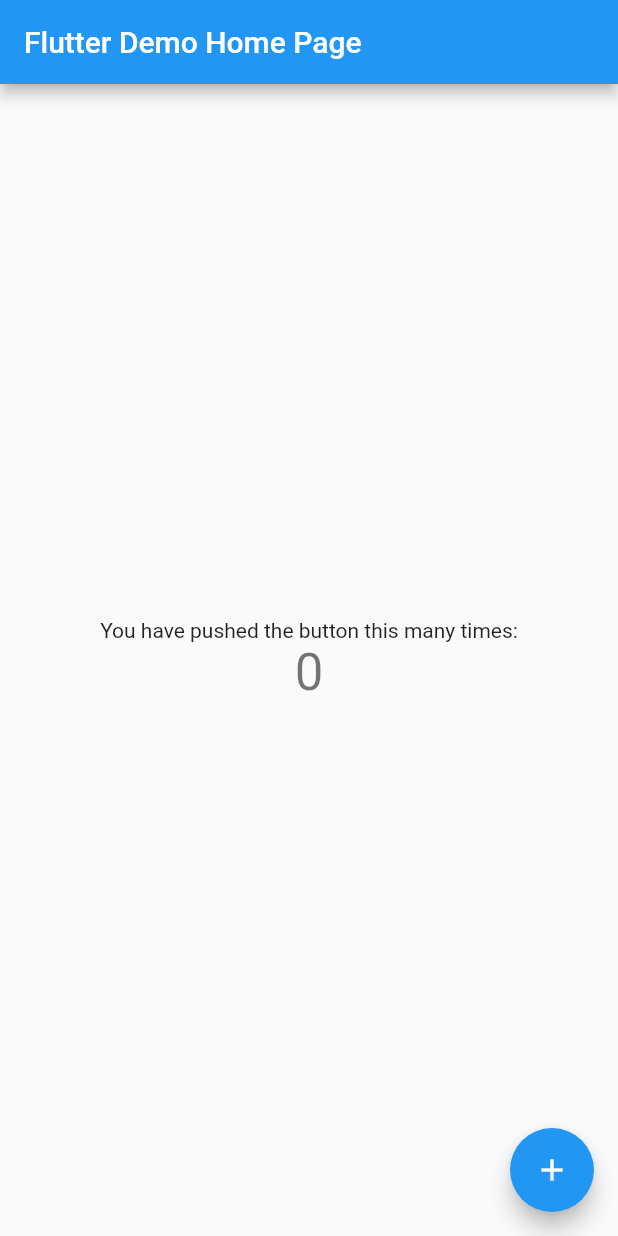
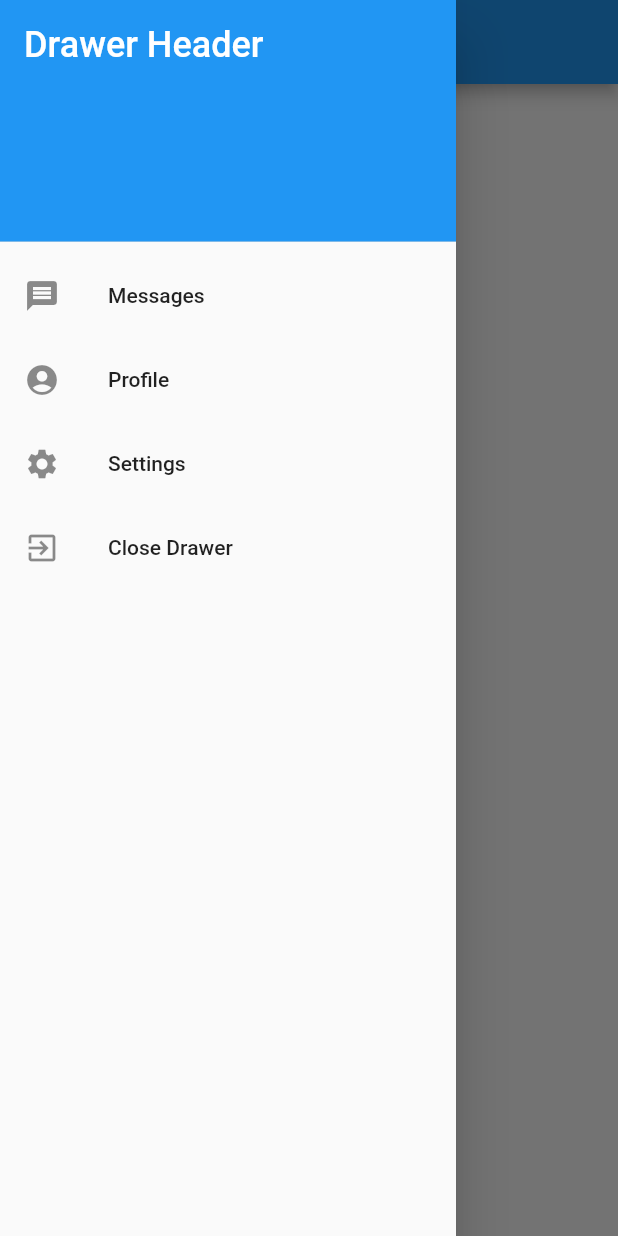
Before and after one commit to wurikiji/flutter-cookbook, a Flutter app: the screen it shows after launch, with the side drawer open (before the commit the screen has no drawer), on a phone screen of 412 x 824 dp. Run offline on Flutter 3.47's test engine with Material 2 defaults, Android fonts, the phone set to English and light mode, and no system bars.

Commit message:
feat(design): add drawer

```diff
--- a/design/drawer/lib/main.dart
+++ b/design/drawer/lib/main.dart
@@ -13,15 +13,6 @@ class MyApp extends StatelessWidget {
     return MaterialApp(
       title: 'Flutter Demo',
       theme: ThemeData(
-        // This is the theme of your application.
-        //
-        // Try running your application with "flutter run". You'll see the
-        // application has a blue toolbar. Then, without quitting the app, try
-        // changing the primarySwatch below to Colors.green and then invoke
-        // "hot reload" (press "r" in the console where you ran "flutter run",
-        // or simply save your changes to "hot reload" in a Flutter IDE).
-        // Notice that the counter didn't reset back to zero; the application
-        // is not restarted.
         primarySwatch: Colors.blue,
       ),
       home: const MyHomePage(title: 'Flutter Demo Home Page'),
@@ -31,15 +22,6 @@ class MyApp extends StatelessWidget {
 
 class MyHomePage extends StatefulWidget {
   const MyHomePage({super.key, required this.title});
-
-  // This widget is the home page of your application. It is stateful, meaning
-  // that it has a State object (defined below) that contains fields that affect
-  // how it looks.
-
-  // This class is the configuration for the state. It holds the values (in this
-  // case the title) provided by the parent (in this case the App widget) and
-  // used by the build method of the State. Fields in a Widget subclass are
-  // always marked "final".
 
   final String title;
 
@@ -52,64 +34,50 @@ class _MyHomePageState extends State<MyHomePage> {
 
   void _incrementCounter() {
     setState(() {
-      // This call to setState tells the Flutter framework that something has
-      // changed in this State, which causes it to rerun the build method below
-      // so that the display can reflect the updated values. If we changed
-      // _counter without calling setState(), then the build method would not be
-      // called again, and so nothing would appear to happen.
       _counter++;
     });
   }
 
   @override
   Widget build(BuildContext context) {
-    // This method is rerun every time setState is called, for instance as done
-    // by the _incrementCounter method above.
-    //
-    // The Flutter framework has been optimized to make rerunning build methods
-    // fast, so that you can just rebuild anything that needs updating rather
-    // than having to individually change instances of widgets.
     return Scaffold(
-      appBar: AppBar(
-        // Here we take the value from the MyHomePage object that was created by
-        // the App.build method, and use it to set our appbar title.
-        title: Text(widget.title),
-      ),
-      body: Center(
-        // Center is a layout widget. It takes a single child and positions it
-        // in the middle of the parent.
-        child: Column(
-          // Column is also a layout widget. It takes a list of children and
-          // arranges them vertically. By default, it sizes itself to fit its
-          // children horizontally, and tries to be as tall as its parent.
-          //
-          // Invoke "debug painting" (press "p" in the console, choose the
-          // "Toggle Debug Paint" action from the Flutter Inspector in Android
-          // Studio, or the "Toggle Debug Paint" command in Visual Studio Code)
-          // to see the wireframe for each widget.
-          //
-          // Column has various properties to control how it sizes itself and
-          // how it positions its children. Here we use mainAxisAlignment to
-          // center the children vertically; the main axis here is the vertical
-          // axis because Columns are vertical (the cross axis would be
-          // horizontal).
-          mainAxisAlignment: MainAxisAlignment.center,
+      appBar: AppBar(),
+      drawer: Drawer(
+        child: ListView(
+          padding: EdgeInsets.zero,
           children: <Widget>[
-            const Text(
-              'You have pushed the button this many times:',
+            const DrawerHeader(
+              decoration: BoxDecoration(
+                color: Colors.blue,
+              ),
+              child: Text(
+                'Drawer Header',
+                style: TextStyle(
+                  color: Colors.white,
+                  fontSize: 24,
+                ),
+              ),
             ),
-            Text(
-              '$_counter',
-              style: Theme.of(context).textTheme.headlineMedium,
+            const ListTile(
+              leading: Icon(Icons.message),
+              title: Text('Messages'),
+            ),
+            const ListTile(
+              leading: Icon(Icons.account_circle),
+              title: Text('Profile'),
+            ),
+            const ListTile(
+              leading: Icon(Icons.settings),
+              title: Text('Settings'),
+            ),
+            ListTile(
+              leading: const Icon(Icons.exit_to_app),
+              title: const Text('Close Drawer'),
+              onTap: () => Navigator.pop(context),
             ),
           ],
         ),
       ),
-      floatingActionButton: FloatingActionButton(
-        onPressed: _incrementCounter,
-        tooltip: 'Increment',
-        child: const Icon(Icons.add),
-      ), // This trailing comma makes auto-formatting nicer for build methods.
     );
   }
 }
```
